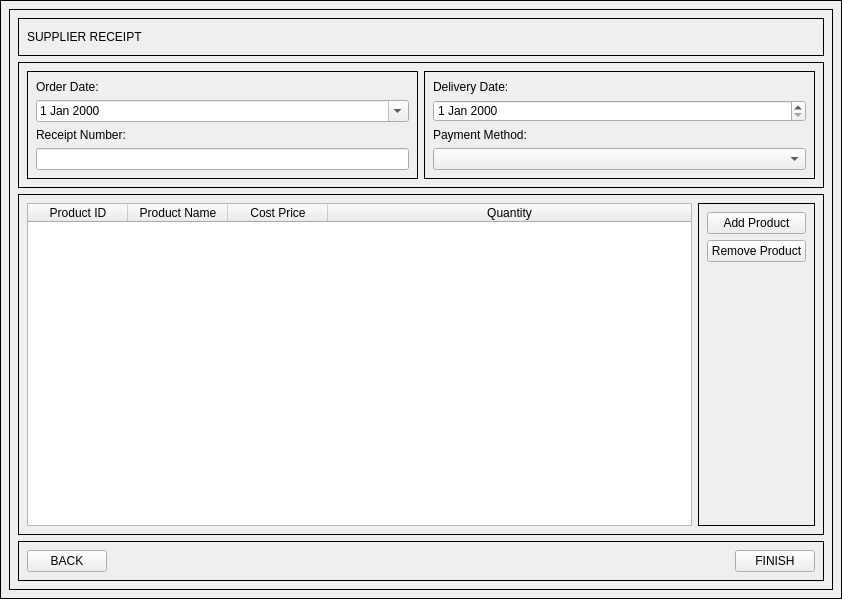
Above: Screens/MainMenuScreens/Records/Add_Receipt.ui from Bideiro/Ranil_project_py before the change. Below: the same form after it.
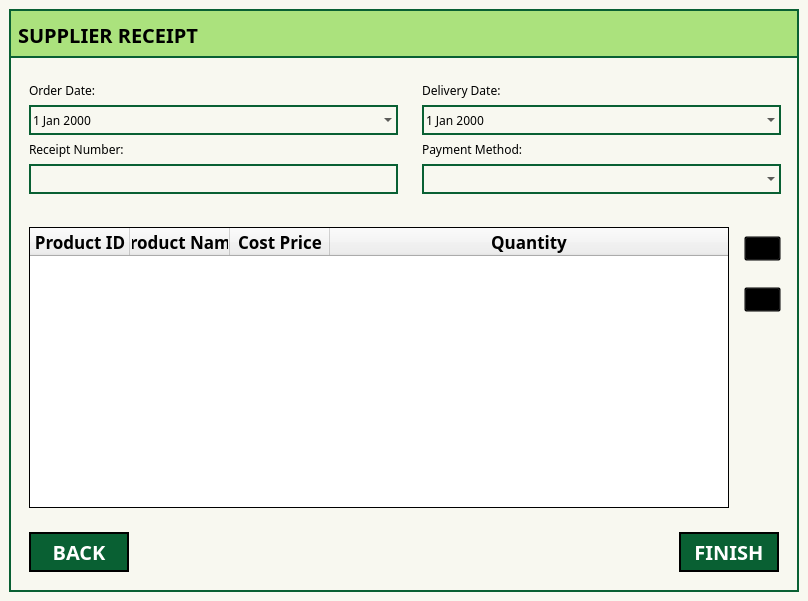
That is the form after the change. Icons and pictures are not drawn.

What changed in the file:
```diff
--- a/Screens/MainMenuScreens/Records/Add_Receipt.ui
+++ b/Screens/MainMenuScreens/Records/Add_Receipt.ui
@@ -6,8 +6,8 @@
    <rect>
     <x>0</x>
     <y>0</y>
-    <width>842</width>
-    <height>599</height>
+    <width>808</width>
+    <height>601</height>
    </rect>
   </property>
   <property name="windowTitle">
@@ -16,18 +16,76 @@
   <widget class="QWidget" name="centralwidget">
    <property name="styleSheet">
     <string notr="true">.QWidget{
-border: 1px solid black;
+background-color: #F8F8F0;
+}
+#widget{
+border : 2px solid #096033;
+}
+#widget_3, #widget_4, #widget_5{
+border-left: 2px solid #096033;
+border-right: 2px solid #096033;
+}
+#widget_5{
+border-bottom: 2px solid #096033;
+}
+#widget_2{
+background-color: #ABE27D;
+border: 2px solid #096033;
+}
+.QDateEdit{
+background-color:rgba(0,0,0,0);
+border : 2px solid #096033;
+}
+#PMethod_Cb, #RNumber_LE{
+background-color:rgba(0,0,0,0);
+border : 2px solid #096033;
+}
+#AProduct_btn, #RProduct_btn{
+background-color:rgba(0,0,0,0);
+}
+QPushButton{
+background-color: #096033;
+color: white;
+}
+#Products_Table{
+border : 1px solid black;
+}
+#Back_btn, #Finish_btn{
+border: 2px solid;
 }</string>
    </property>
    <layout class="QVBoxLayout" name="verticalLayout_3">
     <item>
      <widget class="QWidget" name="widget" native="true">
       <layout class="QVBoxLayout" name="verticalLayout_5">
+       <property name="leftMargin">
+        <number>0</number>
+       </property>
+       <property name="topMargin">
+        <number>0</number>
+       </property>
+       <property name="rightMargin">
+        <number>0</number>
+       </property>
+       <property name="bottomMargin">
+        <number>0</number>
+       </property>
        <item>
         <widget class="QWidget" name="widget_2" native="true">
          <layout class="QHBoxLayout" name="horizontalLayout_4">
+          <property name="topMargin">
+           <number>12</number>
+          </property>
           <item>
            <widget class="QLabel" name="label">
+            <property name="font">
+             <font>
+              <family>DM Sans</family>
+              <pointsize>15</pointsize>
+              <weight>75</weight>
+              <bold>true</bold>
+             </font>
+            </property>
             <property name="text">
              <string>SUPPLIER RECEIPT</string>
             </property>
@@ -52,11 +110,22 @@
        <item>
         <widget class="QWidget" name="widget_3" native="true">
          <layout class="QHBoxLayout" name="horizontalLayout_2">
+          <property name="leftMargin">
+           <number>20</number>
+          </property>
           <item>
            <widget class="QWidget" name="widget_7" native="true">
             <layout class="QVBoxLayout" name="verticalLayout">
+             <property name="leftMargin">
+              <number>0</number>
+             </property>
              <item>
               <widget class="QLabel" name="label_2">
+               <property name="font">
+                <font>
+                 <family>DM Sans</family>
+                </font>
+               </property>
                <property name="text">
                 <string>Order Date:</string>
                </property>
@@ -64,6 +133,17 @@
              </item>
              <item>
               <widget class="QDateEdit" name="Date_LE">
+               <property name="minimumSize">
+                <size>
+                 <width>0</width>
+                 <height>30</height>
+                </size>
+               </property>
+               <property name="font">
+                <font>
+                 <family>DM Sans</family>
+                </font>
+               </property>
                <property name="calendarPopup">
                 <bool>true</bool>
                </property>
@@ -74,6 +154,11 @@
              </item>
              <item>
               <widget class="QLabel" name="label_3">
+               <property name="font">
+                <font>
+                 <family>DM Sans</family>
+                </font>
+               </property>
                <property name="text">
                 <string>Receipt Number:</string>
                </property>
@@ -87,6 +172,17 @@
                  <verstretch>0</verstretch>
                 </sizepolicy>
                </property>
+               <property name="minimumSize">
+                <size>
+                 <width>0</width>
+                 <height>30</height>
+                </size>
+               </property>
+               <property name="font">
+                <font>
+                 <family>DM Sans</family>
+                </font>
+               </property>
               </widget>
              </item>
             </layout>
@@ -97,23 +193,60 @@
             <layout class="QVBoxLayout" name="verticalLayout_2">
              <item>
               <widget class="QLabel" name="label_5">
+               <property name="font">
+                <font>
+                 <family>DM Sans</family>
+                </font>
+               </property>
                <property name="text">
                 <string>Delivery Date:</string>
                </property>
               </widget>
              </item>
              <item>
-              <widget class="QDateEdit" name="dateEdit"/>
+              <widget class="QDateEdit" name="dateEdit">
+               <property name="minimumSize">
+                <size>
+                 <width>0</width>
+                 <height>30</height>
+                </size>
+               </property>
+               <property name="font">
+                <font>
+                 <family>DM Sans</family>
+                </font>
+               </property>
+               <property name="calendarPopup">
+                <bool>true</bool>
+               </property>
+              </widget>
              </item>
              <item>
               <widget class="QLabel" name="label_4">
+               <property name="font">
+                <font>
+                 <family>DM Sans</family>
+                </font>
+               </property>
                <property name="text">
                 <string>Payment Method:</string>
                </property>
               </widget>
              </item>
              <item>
-              <widget class="QComboBox" name="PMethod_Cb"/>
+              <widget class="QComboBox" name="PMethod_Cb">
+               <property name="minimumSize">
+                <size>
+                 <width>0</width>
+                 <height>30</height>
+                </size>
+               </property>
+               <property name="font">
+                <font>
+                 <family>DM Sans</family>
+                </font>
+               </property>
+              </widget>
              </item>
             </layout>
            </widget>
@@ -124,8 +257,16 @@
        <item>
         <widget class="QWidget" name="widget_4" native="true">
          <layout class="QHBoxLayout" name="horizontalLayout">
+          <property name="leftMargin">
+           <number>20</number>
+          </property>
           <item>
            <widget class="QTableWidget" name="Products_Table">
+            <property name="font">
+             <font>
+              <family>DM Sans</family>
+             </font>
+            </property>
             <property name="sizeAdjustPolicy">
              <enum>QAbstractScrollArea::AdjustToContents</enum>
             </property>
@@ -154,21 +295,53 @@
              <property name="text">
               <string>Product ID</string>
              </property>
+             <property name="font">
+              <font>
+               <family>DM Sans</family>
+               <pointsize>13</pointsize>
+               <weight>75</weight>
+               <bold>true</bold>
+              </font>
+             </property>
             </column>
             <column>
              <property name="text">
               <string>Product Name</string>
              </property>
+             <property name="font">
+              <font>
+               <family>DM Sans</family>
+               <pointsize>13</pointsize>
+               <weight>75</weight>
+               <bold>true</bold>
+              </font>
+             </property>
             </column>
             <column>
              <property name="text">
               <string>Cost Price</string>
              </property>
+             <property name="font">
+              <font>
+               <family>DM Sans</family>
+               <pointsize>13</pointsize>
+               <weight>75</weight>
+               <bold>true</bold>
+              </font>
+             </property>
             </column>
             <column>
              <property name="text">
               <string>Quantity</string>
              </property>
+             <property name="font">
+              <font>
+               <family>DM Sans</family>
+               <pointsize>13</pointsize>
+               <weight>75</weight>
+               <bold>true</bold>
+              </font>
+             </property>
             </column>
            </widget>
           </item>
@@ -177,15 +350,61 @@
             <layout class="QVBoxLayout" name="verticalLayout_4">
              <item>
               <widget class="QPushButton" name="AProduct_btn">
+               <property name="font">
+                <font>
+                 <family>DM Sans</family>
+                </font>
+               </property>
                <property name="text">
-                <string>Add Product</string>
+                <string/>
+               </property>
+               <property name="icon">
+                <iconset resource="../../../assets/All_In_Resource.qrc">
+                 <normaloff>:/Icons/plus.png</normaloff>:/Icons/plus.png</iconset>
+               </property>
+               <property name="iconSize">
+                <size>
+                 <width>50</width>
+                 <height>50</height>
+                </size>
                </property>
               </widget>
              </item>
+             <item>
+              <spacer name="verticalSpacer_2">
+               <property name="orientation">
+                <enum>Qt::Vertical</enum>
+               </property>
+               <property name="sizeType">
+                <enum>QSizePolicy::Fixed</enum>
+               </property>
+               <property name="sizeHint" stdset="0">
+                <size>
+                 <width>20</width>
+                 <height>20</height>
+                </size>
+               </property>
+              </spacer>
+             </item>
              <item>
               <widget class="QPushButton" name="RProduct_btn">
+               <property name="font">
+                <font>
+                 <family>DM Sans</family>
+                </font>
+               </property>
                <property name="text">
-                <string>Remove Product</string>
+                <string/>
+               </property>
+               <property name="icon">
+                <iconset resource="../../../assets/All_In_Resource.qrc">
+                 <normaloff>:/Icons/delete.png</normaloff>:/Icons/delete.png</iconset>
+               </property>
+               <property name="iconSize">
+                <size>
+                 <width>50</width>
+                 <height>50</height>
+                </size>
                </property>
               </widget>
              </item>
@@ -211,8 +430,31 @@
        <item>
         <widget class="QWidget" name="widget_5" native="true">
          <layout class="QHBoxLayout" name="horizontalLayout_3">
+          <property name="leftMargin">
+           <number>20</number>
+          </property>
+          <property name="rightMargin">
+           <number>20</number>
+          </property>
+          <property name="bottomMargin">
+           <number>20</number>
+          </property>
           <item>
            <widget class="QPushButton" name="Back_btn">
+            <property name="minimumSize">
+             <size>
+              <width>100</width>
+              <height>40</height>
+             </size>
+            </property>
+            <property name="font">
+             <font>
+              <family>DM Sans</family>
+              <pointsize>15</pointsize>
+              <weight>75</weight>
+              <bold>true</bold>
+             </font>
+            </property>
             <property name="text">
              <string>BACK</string>
             </property>
@@ -233,6 +475,20 @@
           </item>
           <item>
            <widget class="QPushButton" name="Finish_btn">
+            <property name="minimumSize">
+             <size>
+              <width>100</width>
+              <height>40</height>
+             </size>
+            </property>
+            <property name="font">
+             <font>
+              <family>DM Sans</family>
+              <pointsize>15</pointsize>
+              <weight>75</weight>
+              <bold>true</bold>
+             </font>
+            </property>
             <property name="text">
              <string>FINISH</string>
             </property>
```
Left out of the diff: 4 changed lines with no effect on the pictures.
